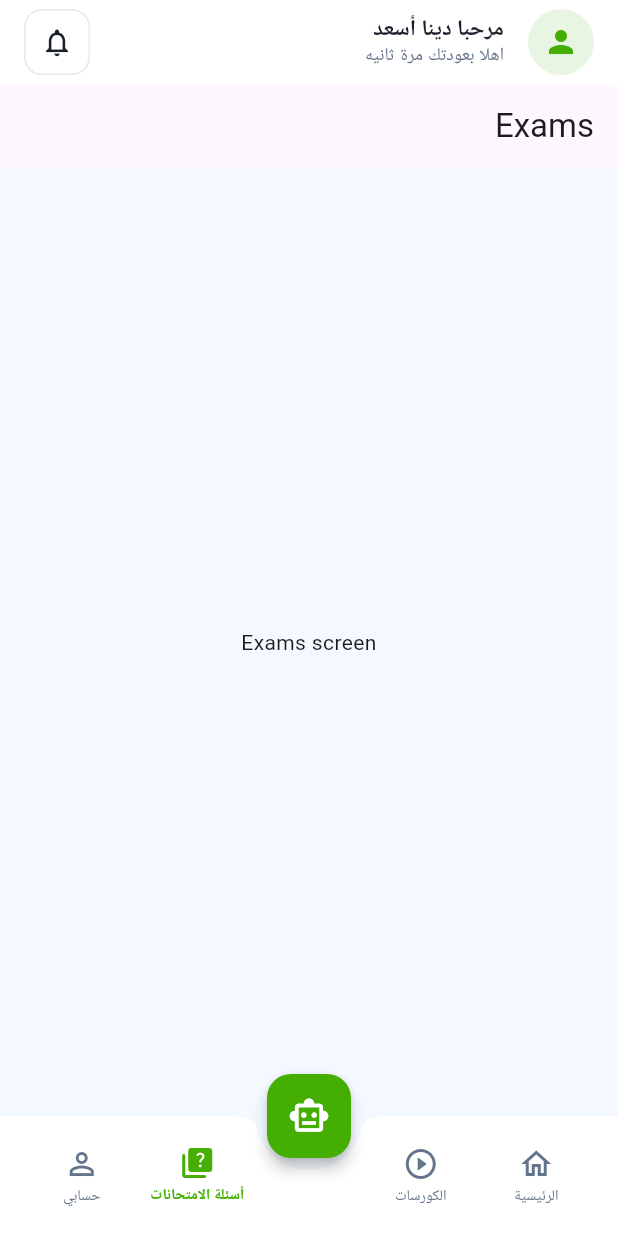
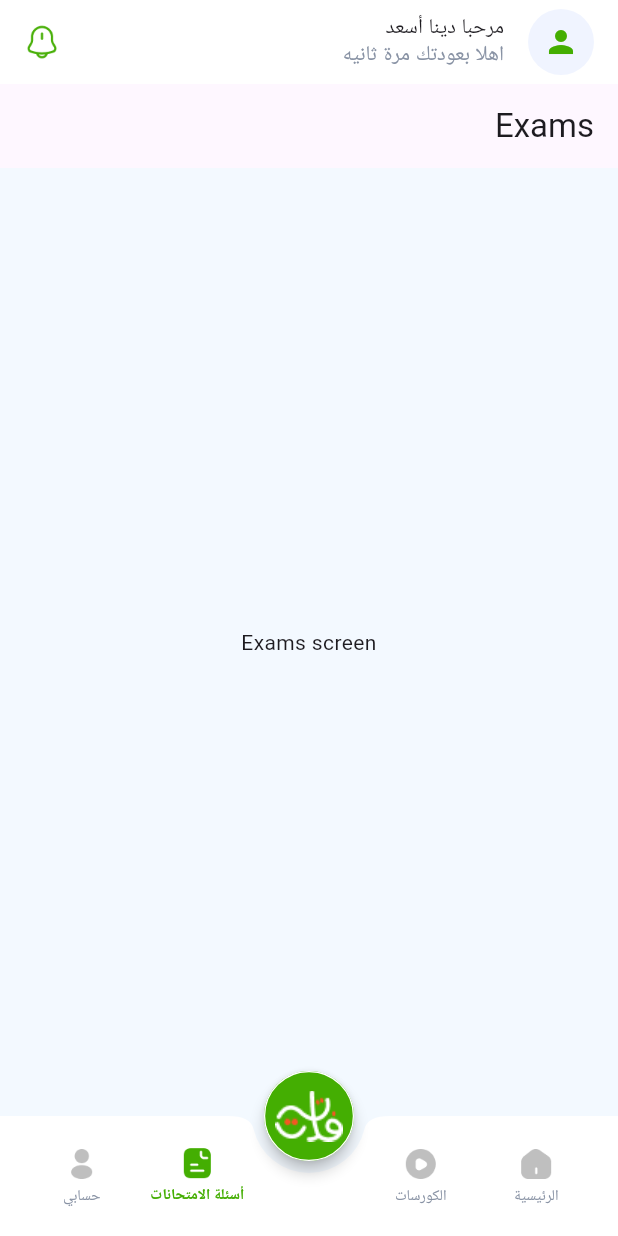
Before and after one commit to Falta-team/Falta-app, a Flutter app: the screen it shows after launch, item 2 of the bottom bar chosen, on a phone screen of 412 x 824 dp. Run offline on Flutter 3.47's test engine with Material 3 defaults, Android fonts, the phone set to English and light mode, and no system bars; our stand-ins replace google_fonts, pinput; missing offline and left inert: banner_image; Roboto replaces fonts that are missing (Cairo).

Commit message:
update home and Navigation

```diff
--- a/lib/core/theme/app_colors.dart
+++ b/lib/core/theme/app_colors.dart
@@ -8,6 +8,13 @@ class AppColors {
   static const accent = Color(0xFF06B6D4);
   static const backgroundAppColor = Color(0xFFF3F9FF);
   static const white = Color(0xFFFFFFFF);
+  static const gray = Color(0xFFBFBFBF);
+  static const kBorder = Color(0x8F979797);
+  static const primaryLight = Color(0xFF60A5FA);
+  static const background = Color(0xFFF7F8FC);
+  static const textPrimary = Color(0xFF1A1A1A);
+  static const textSecondary = Color(0xFF888888);
+  static const border = Color(0xFFE5E7EB);
 
   // Status
   static const success = Color(0xFF22C55E);
--- a/lib/core/theme/app_theme.dart
+++ b/lib/core/theme/app_theme.dart
@@ -1,15 +1,9 @@
+import 'package:falta_app/core/theme/app_colors.dart';
 import 'package:flutter/material.dart';
 import 'package:google_fonts/google_fonts.dart';
 
 /// ألوان التطبيق الأساسية - مطابقة لتصميم فلتة في Figma
-class AppColors {
-  static const Color primary = Color(0xFf44AE02);
-  static const Color primaryLight = Color(0xFF60A5FA);
-  static const Color background = Color(0xFFF7F8FC);
-  static const Color textPrimary = Color(0xFF1A1A1A);
-  static const Color textSecondary = Color(0xFF888888);
-  static const Color border = Color(0xFFE5E7EB);
-}
+
 
 /// أنماط النصوص بخط Cairo
 class AppTextStyles {
--- a/lib/features/bottom_nav/bottom_navigation.dart
+++ b/lib/features/bottom_nav/bottom_navigation.dart
@@ -1,17 +1,19 @@
 import 'package:banner_image/banner_image.dart';
+import 'package:falta_app/core/theme/app_colors.dart';
 import 'package:falta_app/features/ai/presentation/screens/ai_screen.dart';
 import 'package:falta_app/features/courses/presentation/screens/courses_screen.dart';
 import 'package:falta_app/features/exams/presentation/screens/exams_screen.dart';
 import 'package:falta_app/features/home/presentation/screens/falta_bottom_nav.dart';
 import 'package:falta_app/features/profile/presentation/screens/profile_screen.dart';
 import 'package:falta_app/utils/extensions/extensions.dart';
+import 'package:falta_app/utils/extensions/strings.dart';
 import 'package:flutter/material.dart';
+import 'package:google_fonts/google_fonts.dart';
 
 class MainNavigation extends StatelessWidget {
   const MainNavigation({super.key});
 
-  static const Color kGreen = Color(0xFF44AE02);
-  static const Color kTextGray = Color(0xFF64748B);
+
 
   @override
   Widget build(BuildContext context) {
@@ -21,23 +23,35 @@ class MainNavigation extends StatelessWidget {
         FaltaBottomNavigationData(
           title: 'الرئيسية',
           screen: const HomeBodyScreen(),
-          icon: const Icon(Icons.home_outlined, color: kTextGray, size: 24),
-          selectedIcon: const Icon(Icons.home_rounded, color: kGreen, size: 24),
+          icon: Image.asset(
+            'icon_home.png'.icon_,
+            color: AppColors.gray,
+            height: 24,
+            width: 24,
+          ),
+          selectedIcon: Image.asset(
+            'icon_home.png'.icon_,
+            color: AppColors.primary,
+            height: 24,
+            width: 24,
+          ),
         ),
 
         // ── الكورسات ────────────────────────────────────────────────────────
         FaltaBottomNavigationData(
           title: 'الكورسات',
           screen: const CoursesScreen(),
-          icon: const Icon(
-            Icons.play_circle_outline,
-            color: kTextGray,
-            size: 24,
+          icon: Image.asset(
+            'icon_courses.png'.icon_,
+            color: AppColors.gray,
+            height: 24,
+            width: 24,
           ),
-          selectedIcon: const Icon(
-            Icons.play_circle_rounded,
-            color: kGreen,
-            size: 24,
+          selectedIcon: Image.asset(
+            'icon_courses.png'.icon_,
+            color: AppColors.primary,
+            height: 24,
+            width: 24,
           ),
         ),
 
@@ -45,8 +59,18 @@ class MainNavigation extends StatelessWidget {
         FaltaBottomNavigationData(
           title: 'أسئلة الامتحانات',
           screen: const ExamsScreen(),
-          icon: const Icon(Icons.quiz_outlined, color: kTextGray, size: 24),
-          selectedIcon: const Icon(Icons.quiz_rounded, color: kGreen, size: 24),
+          icon: Image.asset(
+            'icon_exams.png'.icon_,
+            color: AppColors.gray,
+            height: 24,
+            width: 24,
+          ),
+          selectedIcon: Image.asset(
+            'icon_exams.png'.icon_,
+            color: AppColors.primary,
+            height: 24,
+            width: 24,
+          ),
         ),
 
         // ── حسابي ───────────────────────────────────────────────────────────
@@ -54,45 +78,48 @@ class MainNavigation extends StatelessWidget {
           title: 'حسابي',
           screen: const ProfileScreen(),
           hideAppBar: true,
-          icon: const Icon(Icons.person_outline, color: kTextGray, size: 24),
-          selectedIcon: const Icon(
-            Icons.person_rounded,
-            color: kGreen,
-            size: 24,
+          icon: Image.asset(
+            'icon_profile.png'.icon_,
+            color: AppColors.gray,
+            height: 24,
+            width: 24,
+          ),
+          selectedIcon: Image.asset(
+            'icon_profile.png'.icon_,
+            color: AppColors.primary,
+            height: 24,
+            width: 24,
           ),
         ),
       ],
 
       // ── FAB → FaltaChat ─────────────────────────────────────────────────
-      fab: FloatingActionButton(
+      fab: Container(
+        height: 60,
+        width: 60,
+
+        child: FloatingActionButton(
           onPressed: () => Navigator.push(
             context,
             MaterialPageRoute(builder: (_) => const FaltaChatAIScreen()),
           ),
-        backgroundColor: kGreen,
+          backgroundColor: AppColors.primary,
           elevation: 4,
-        child: const Icon(
-
-          Icons.smart_toy_outlined,
-          color: Colors.white,
-          size: 28,
+          shape: RoundedRectangleBorder(
+            borderRadius: BorderRadiusGeometry.circular(30),
+            side: BorderSide(color: AppColors.white, width: 0.8),
+          ),
+          child: Image.asset('img_logo_btn.png'.image_),
         ),
       ),
     );
   }
 }
 
-// ── Home Body (بدون AppBar لأن AppBar موجود بالـ wrapper) ─────────────────────
+// ── Home Body  ─────────────────────
 class HomeBodyScreen extends StatefulWidget {
   const HomeBodyScreen({super.key});
 
-  static const Color kBg = Color(0xFFF3F9FF);
-  static const Color kGreen = Color(0xFF44AE02);
-  static const Color kGreenLight = Color(0xFFE8F5E2);
-  static const Color kTextDark = Color(0xFF1A202C);
-  static const Color kTextGray = Color(0xFF64748B);
-  static const Color kBorder = Color(0xFFE2E8F0);
-  static const Color kWhite = Color(0xFFFFFFFF);
 
   static const List<Map<String, dynamic>> _subjects = [
     {'label': 'الرياضيات', 'image': 'math'},
@@ -107,12 +134,12 @@ class HomeBodyScreen extends StatefulWidget {
 
 class _HomeBodyScreenState extends State<HomeBodyScreen> {
   final list = <String>[
-    'assets/images/image1banner.png',
-    'assets/images/image1banner.png',
-    'assets/images/image1banner.png',
-    'assets/images/image1banner.png',
-    'assets/images/image1banner.png',
-    'assets/images/image1banner.png',
+    'image1banner.png'.image_,
+    'image1banner.png'.image_,
+    'image1banner.png'.image_,
+    'image1banner.png'.image_,
+    'image1banner.png'.image_,
+    'image1banner.png'.image_,
   ];
   int currentIndex = 0;
 
@@ -123,72 +150,61 @@ class _HomeBodyScreenState extends State<HomeBodyScreen> {
       child: Column(
         crossAxisAlignment: CrossAxisAlignment.start,
         children: [
-          // ── Banner ──────────────────────────────────────────────────────
-          BannerImage(
+          16.hs,
+          Container(
+            height: 140,
+            width: double.infinity,
+            child: BannerImage(
               itemLength: list.length,
               onPageChanged: (int index) {
                 setState(() {
                   currentIndex = index;
                 });
               },
+
               selectedIndicatorColor: Colors.green,
               autoPlay: true,
               borderRadius: BorderRadius.circular(8),
-            onTap: (int index) {
-              ScaffoldMessenger.of(context).showSnackBar(
-                SnackBar(content: Text("AppText.on_tap" + index.toString())),
-              );
-            },
               children: List.generate(
                 list.length,
-                  (index) => Image.asset(list[index], fit: BoxFit.cover),
+                (index) => Image.asset(list[index], fit: BoxFit.fill),
               ),
             ),
-
-          24.hs,
-
-          // Dots
+          ),
+          12.hs,
           Row(
             mainAxisAlignment: MainAxisAlignment.center,
             children: List.generate(
               list.length,
               (i) => AnimatedContainer(
                 margin: const EdgeInsets.symmetric(horizontal: 3),
-                width: i == currentIndex ? 20 : 7,
-                height: 7,
+                width: 20,
+                height: 4,
                 decoration: BoxDecoration(
                   color: i == currentIndex
-                      ? HomeBodyScreen.kGreen
-                      : HomeBodyScreen.kBorder,
+                      ? AppColors.primary
+                      : AppColors.kBorder,
                   borderRadius: BorderRadius.circular(4),
                 ),
                 duration: const Duration(milliseconds: 250),
               ),
             ),
           ),
-
-          const SizedBox(height: 24),
-
-          // ── Section Title ────────────────────────────────────────────────
-          const Padding(
-            padding: EdgeInsets.symmetric(horizontal: 20),
+          16.hs,
+          Padding(
+            padding: const EdgeInsets.symmetric(horizontal: 20),
             child: Align(
               alignment: Alignment.centerRight,
               child: Text(
                 'المواد الدراسية',
-                style: TextStyle(
-                  fontSize: 18,
-                  fontWeight: FontWeight.w800,
-                  color: HomeBodyScreen.kTextDark,
-                  fontFamily: 'Cairo',
+                style: GoogleFonts.inter(
+                  fontSize: 16,
+                  fontWeight: FontWeight.w500,
                 ),
               ),
             ),
           ),
-
-          const SizedBox(height: 14),
-
-          // ── Subjects Grid ────────────────────────────────────────────────
+          16.hs,
           Padding(
             padding: const EdgeInsets.symmetric(horizontal: 20),
             child: GridView.builder(
@@ -196,24 +212,27 @@ class _HomeBodyScreenState extends State<HomeBodyScreen> {
               physics: const NeverScrollableScrollPhysics(),
               gridDelegate: const SliverGridDelegateWithFixedCrossAxisCount(
                 crossAxisCount: 2,
-                crossAxisSpacing: 12,
-                mainAxisSpacing: 12,
+                crossAxisSpacing: 16,
+                mainAxisSpacing: 16,
                 childAspectRatio: 1.05,
               ),
               itemCount: HomeBodyScreen._subjects.length,
               itemBuilder: (context, i) {
                 final s = HomeBodyScreen._subjects[i];
                 return GestureDetector(
+
                   onTap: () => Navigator.pushNamed(
                     context,
                     '/course-detail',
                     arguments: s['label'],
                   ),
                   child: Container(
+                    width: 164,
+                    height: 164,
                     decoration: BoxDecoration(
-                      color: HomeBodyScreen.kWhite,
+                      color: AppColors.white,
                       borderRadius: BorderRadius.circular(16),
-                      border: Border.all(color: HomeBodyScreen.kBorder),
+                      border: Border.all(color: AppColors.kBorder),
                     ),
                     child: Column(
                       mainAxisAlignment: MainAxisAlignment.center,
@@ -229,19 +248,17 @@ class _HomeBodyScreenState extends State<HomeBodyScreen> {
                             fit: BoxFit.contain,
                             errorBuilder: (_, __, ___) => const Icon(
                               Icons.menu_book_rounded,
-                              color: HomeBodyScreen.kGreen,
+                              color: AppColors.primary,
                               size: 34,
                             ),
                           ),
                         ),
-                        const SizedBox(height: 12),
+                        16.hs,
                         Text(
                           s['label'] as String,
-                          style: const TextStyle(
+                          style: GoogleFonts.inter(
                             fontSize: 14,
-                            fontWeight: FontWeight.w700,
-                            color: HomeBodyScreen.kTextDark,
-                            fontFamily: 'Cairo',
+                            fontWeight: FontWeight.w500,
                           ),
                         ),
                       ],
--- a/lib/features/home/presentation/screens/falta_bottom_nav.dart
+++ b/lib/features/home/presentation/screens/falta_bottom_nav.dart
@@ -1,7 +1,11 @@
+import 'package:falta_app/core/theme/app_colors.dart';
 import 'package:falta_app/features/notifications/presentation/screens/notifications_screen.dart';
+import 'package:falta_app/utils/extensions/extensions.dart';
+import 'package:falta_app/utils/extensions/strings.dart';
 import 'package:flutter/material.dart';
-// import 'package:falta/api/controllers/user_api_controller.dart';
-// import 'package:falta/model/auth/user_model.dart';
+import 'package:google_fonts/google_fonts.dart';
+
+
 
 // ── Data model لكل tab ────────────────────────────────────────────────────────
 class FaltaBottomNavigationData {
@@ -44,20 +48,13 @@ class FaltaBottomNavigationScreen extends StatefulWidget {
 
 class _FaltaBottomNavigationScreenState
     extends State<FaltaBottomNavigationScreen> {
-  static const Color kGreen      = Color(0xFF44AE02);
-  static const Color kGreenLight = Color(0xFFE8F5E2);
-  static const Color kTextDark   = Color(0xFF1A202C);
-  static const Color kTextGray   = Color(0xFF64748B);
-  static const Color kBorder     = Color(0xFFE2E8F0);
-  static const Color kWhite      = Color(0xFFFFFFFF);
 
   late int _selectedPageIndex;
-  String _name  = '';
+  String _name = '';
   String _image = '';
 
   // ── هل الصفحة الحالية تخفي الـ AppBar؟ ──────────────────────────────────
-  bool get _shouldHideAppBar =>
-      widget.pages[_selectedPageIndex].hideAppBar;
+  bool get _shouldHideAppBar => widget.pages[_selectedPageIndex].hideAppBar;
 
   @override
   void initState() {
@@ -71,7 +68,7 @@ class _FaltaBottomNavigationScreenState
     await Future.delayed(const Duration(milliseconds: 500));
     if (mounted) {
       setState(() {
-        _name  = 'دينا أسعد';
+        _name = 'دينا أسعد';
         _image = '';
       });
     }
@@ -85,8 +82,10 @@ class _FaltaBottomNavigationScreenState
         backgroundColor: const Color(0xFFF3F9FF),
 
         // ── AppBar — مخفي لما hideAppBar = true ────────────────────────────
-        appBar: _shouldHideAppBar ? null : AppBar(
-          backgroundColor: kWhite,
+        appBar: _shouldHideAppBar
+            ? null
+            : AppBar(
+                backgroundColor: AppColors.white,
                 elevation: 0,
                 centerTitle: false,
 
@@ -94,15 +93,18 @@ class _FaltaBottomNavigationScreenState
                 leading: Padding(
                   padding: const EdgeInsets.only(right: 16),
                   child: CircleAvatar(
-              backgroundColor: kGreenLight,
+                    backgroundColor: AppColors.bgLight,
                     child: _image.isEmpty
-                  ? const Icon(Icons.person, color: kGreen, size: 24)
+                        ? const Icon(Icons.person, color: AppColors.primary, size: 24)
                         : ClipOval(
                             child: Image.network(
                               'https://falta.app/$_image',
                               fit: BoxFit.cover,
-                  errorBuilder: (_, __, ___) =>
-                  const Icon(Icons.person, color: kGreen, size: 24),
+                              errorBuilder: (_, __, ___) => const Icon(
+                                Icons.person,
+                                color: AppColors.primary,
+                                size: 24,
+                              ),
                             ),
                           ),
                   ),
@@ -115,19 +117,17 @@ class _FaltaBottomNavigationScreenState
                   children: [
                     Text(
                       _name.isEmpty ? 'مرحباً' : 'مرحبا $_name',
-                style: const TextStyle(
-                  color: kTextDark,
-                  fontSize: 15,
-                  fontWeight: FontWeight.w800,
-                  fontFamily: 'Cairo',
+                      style: GoogleFonts.inter(
+                        fontSize: 14,
+                        fontWeight: FontWeight.w500,
                       ),
                     ),
-              const Text(
+                    Text(
                       'اهلا بعودتك مرة ثانيه',
-                style: TextStyle(
-                  color: kTextGray,
-                  fontSize: 12,
-                  fontFamily: 'Cairo',
+                      style: GoogleFonts.inter(
+                        fontSize: 14,
+                        fontWeight: FontWeight.w500,
+                        color: AppColors.textSecondaryDark,
                       ),
                     ),
                   ],
@@ -141,20 +141,14 @@ class _FaltaBottomNavigationScreenState
                       onTap: () => Navigator.push(
                         context,
                         MaterialPageRoute(
-                      builder: (_) => const NotificationsScreen()),
+                          builder: (_) => const NotificationsScreen(),
+                        ),
                       ),
                       child: Container(
-                  width: 44,
-                  height: 44,
-                  decoration: BoxDecoration(
-                    color: kWhite,
-                    borderRadius: BorderRadius.circular(12),
-                    border: Border.all(color: kBorder),
-                  ),
-                  child: const Icon(
-                    Icons.notifications_outlined,
-                    color: kTextDark,
-                    size: 22,
+                        width: 24,
+                        height: 24,
+                        child:  Image.asset(
+                          'icon_notification.png'.icon_,
                         ),
                       ),
                     ),
@@ -174,14 +168,11 @@ class _FaltaBottomNavigationScreenState
 
         // ── Bottom Nav ──────────────────────────────────────────────────────
         bottomNavigationBar: BottomAppBar(
-          color: kWhite,
+          color: AppColors.white,
           elevation: 8,
           notchMargin: 8,
           shape: widget.fab != null ? const CircularNotchedRectangle() : null,
-          child: SizedBox(
-            height: 60,
-            child: Row(children: _buildNavItems()),
-          ),
+          child: SizedBox(height: 60, child: Row(children: _buildNavItems())),
         ),
       ),
     );
@@ -189,12 +180,12 @@ class _FaltaBottomNavigationScreenState
 
   List<Widget> _buildNavItems() {
     final List<Widget> items = [];
-    final int total    = widget.pages.length;
+    final int total = widget.pages.length;
     final int midIndex = total ~/ 2;
 
     for (int i = 0; i < total; i++) {
       if (i == midIndex && widget.fab != null) {
-        items.add(const SizedBox(width: 72));
+        items.add(72.ws);
       }
 
       final isActive = _selectedPageIndex == i;
@@ -209,18 +200,15 @@ class _FaltaBottomNavigationScreenState
             child: Column(
               mainAxisAlignment: MainAxisAlignment.center,
               children: [
-                isActive
-                    ? widget.pages[i].selectedIcon
-                    : widget.pages[i].icon,
-                const SizedBox(height: 2),
+                isActive ? widget.pages[i].selectedIcon : widget.pages[i].icon,
+                2.hs,
                 Text(
                   widget.pages[i].title,
                   style: TextStyle(
                     fontSize: 10,
                     fontFamily: 'Cairo',
-                    fontWeight:
-                    isActive ? FontWeight.w700 : FontWeight.w400,
-                    color: isActive ? kGreen : kTextGray,
+                    fontWeight: isActive ? FontWeight.w700 : FontWeight.w400,
+                    color: isActive ? AppColors.primary : AppColors.textSecondaryDark,
                   ),
                 ),
               ],
--- a/lib/features/onboarding/presentation/screens/onboarding_screen.dart
+++ b/lib/features/onboarding/presentation/screens/onboarding_screen.dart
@@ -1,3 +1,4 @@
+import 'package:falta_app/core/theme/app_colors.dart';
 import 'package:falta_app/core/theme/app_theme.dart';
 import 'package:falta_app/features/auth/presentation/screens/login_screen.dart';
 import 'package:falta_app/features/onboarding/data/models/onboarding_page_data.dart';
--- /dev/null
+++ b/lib/utils/extensions/strings.dart
@@ -0,0 +1,4 @@
+extension ImagePathExtension on String {
+  String get image_ => 'assets/images/$this';
+  String get icon_ => 'assets/icons/$this';
+}
--- a/pubspec.yaml
+++ b/pubspec.yaml
@@ -64,6 +64,7 @@ flutter:
   # To add assets to your application, add an assets section, like this:
   assets:
      - assets/images/
+     - assets/icons/
   #   - images/a_dot_ham.jpeg
 
   # An image asset can refer to one or more resolution-specific "variants", see
```
Also changed, not shown: lib/core/constants/app_colors.dart (deleted, +0 -164 lines), assets/icons/icon_courses.png (added), assets/icons/icon_exams.png (added), assets/icons/icon_home.png (added), assets/icons/icon_notification.png (added), assets/icons/icon_profile.png (added), assets/images/img_logo_btn.png (added), 1 other file. Lines whose indentation alone changed are shown as unchanged.
